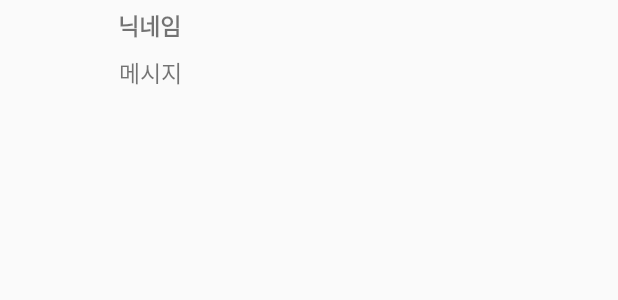
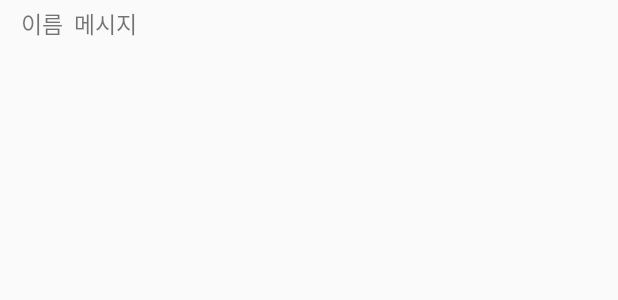
Before and after one commit to Bangc121/firebasechatting, an Android app: the layout recyclerview_chat_receive.xml on its own in the app's theme, with its tools: preview values and no code run, on a phone screen of 412 x 824 dp. Shown: the top 300 px of the screen. Run offline under Robolectric (Android 15) with nearby library versions, the phone set to English and light mode, and no system bars.

```diff
--- a/app/src/main/java/com/example/firebase_chatting/ChatMessageAdapter.java
+++ b/app/src/main/java/com/example/firebase_chatting/ChatMessageAdapter.java
@@ -14,11 +14,6 @@ import com.example.firebase_chatting.bases.BaseViewHolder;
 import com.example.firebase_chatting.bases.Constants;
 
 import java.util.ArrayList;
-
-
-/**
- * Created by KimJeongHwan on 2018-11-19.
- */
 
 public class ChatMessageAdapter extends RecyclerView.Adapter<ChatMessageAdapter.ViewHolder> {
     private static final int NOTICE_VIEW = 0;
@@ -106,7 +101,6 @@ public class ChatMessageAdapter extends RecyclerView.Adapter<ChatMessageAdapter.
     @Override
     public void onBindViewHolder(@NonNull ChatMessageAdapter.ViewHolder holder, int position) {
         int viewType = getItemViewType(position);
-        Log.d("ChatMessageAdapter", "onBindViewHolder position(" + position + ")");
         if (viewType == NOTICE_VIEW) {
             NoticeHolder noticeHolder = (NoticeHolder) holder;
             noticeHolder.chatNotice.setText(chatMessageItems.get(position).getNotice());
--- a/app/src/main/java/com/example/firebase_chatting/ChatMessageItem.java
+++ b/app/src/main/java/com/example/firebase_chatting/ChatMessageItem.java
@@ -1,8 +1,4 @@
 package com.example.firebase_chatting;
-
-/**
- * Created by KimJeongHwan on 2018-11-19.
- */
 
 public class ChatMessageItem {
     private String name;
--- a/app/src/main/java/com/example/firebase_chatting/bases/BaseViewHolder.java
+++ b/app/src/main/java/com/example/firebase_chatting/bases/BaseViewHolder.java
@@ -6,10 +6,6 @@ import androidx.recyclerview.widget.RecyclerView;
 
 import butterknife.ButterKnife;
 
-/**
- * Created by juyounglee on 2017. 9. 1..
- */
-
 public class BaseViewHolder extends RecyclerView.ViewHolder {
     public BaseViewHolder(View itemView) {
         super(itemView);
--- a/app/src/main/res/layout/activity_main.xml
+++ b/app/src/main/res/layout/activity_main.xml
@@ -37,7 +37,7 @@
             <androidx.appcompat.widget.AppCompatButton
                 android:id="@+id/Message_Send"
                 style="@style/Base.Widget.AppCompat.Button.Borderless"
-                android:layout_width="40dp"
+                android:layout_width="60dp"
                 android:layout_height="match_parent"
                 android:layout_gravity="center_vertical"
                 android:text="전송"
--- a/app/src/main/res/layout/recyclerview_chat_receive.xml
+++ b/app/src/main/res/layout/recyclerview_chat_receive.xml
@@ -5,33 +5,22 @@
     android:layout_height="wrap_content"
     android:layout_marginBottom="4dp">
     <LinearLayout
-        android:layout_width="match_parent"
-        android:layout_height="match_parent"
-        android:layout_alignParentLeft="true"
-        android:layout_marginLeft="75dp"
-        android:layout_marginRight="40dp"
-        android:orientation="vertical">
+        android:layout_width="wrap_content"
+        android:layout_height="wrap_content"
+        android:layout_marginLeft="10dp">
         <LinearLayout
-            android:layout_width="match_parent"
+            android:id="@+id/selfMessageBox"
+            android:layout_width="wrap_content"
             android:layout_height="wrap_content"
-            android:orientation="horizontal">
+            android:orientation="horizontal"
+            android:padding="4dp">
             <androidx.appcompat.widget.AppCompatTextView
                 android:id="@+id/receiveName"
                 android:layout_width="wrap_content"
                 android:layout_height="wrap_content"
-                android:layout_marginBottom="4dp"
-                android:layout_marginLeft="3dp"
-                android:layout_marginTop="5dp"
                 android:textSize="15sp"
-                android:textStyle="bold"
-                tools:text="닉네임" />
-        </LinearLayout>
-        <LinearLayout
-            android:id="@+id/MessageBox"
-            android:layout_width="wrap_content"
-            android:layout_height="wrap_content"
-            android:orientation="vertical"
-            android:padding="4dp">
+                android:layout_marginRight="7dp"
+                tools:text="이름" />
             <androidx.appcompat.widget.AppCompatTextView
                 android:id="@+id/receiveContents"
                 android:layout_width="wrap_content"
--- a/app/src/main/res/layout/recyclerview_chat_self.xml
+++ b/app/src/main/res/layout/recyclerview_chat_self.xml
@@ -13,13 +13,14 @@
             android:id="@+id/selfMessageBox"
             android:layout_width="wrap_content"
             android:layout_height="wrap_content"
-            android:orientation="vertical"
+            android:orientation="horizontal"
             android:padding="4dp">
             <androidx.appcompat.widget.AppCompatTextView
                 android:id="@+id/selfName"
                 android:layout_width="wrap_content"
                 android:layout_height="wrap_content"
                 android:textSize="15sp"
+                android:layout_marginRight="7dp"
                 tools:text="이름" />
             <androidx.appcompat.widget.AppCompatTextView
                 android:id="@+id/selfContents"
```
Also changed, not shown: app/src/main/java/com/example/firebase_chatting/MainActivity.java (+65 -24 lines).
